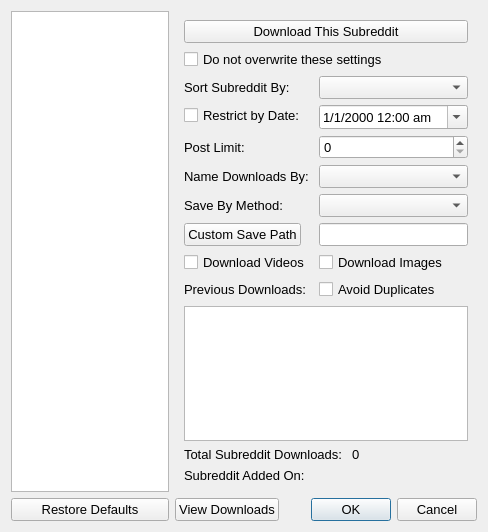
The window that DownloaderForReddit/SubredditSettingsDialog.ui (MalloyDelacroix/DownloaderForReddit) describes before a commit, drawn with Qt 5.
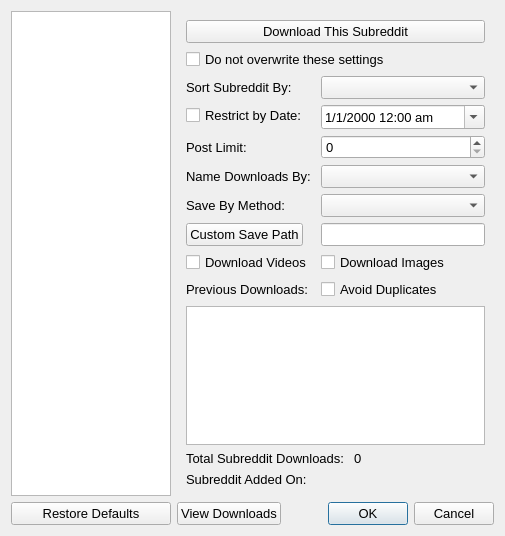
The same window after the commit. Icons and pictures are not drawn.

Diff of the .ui file:
```diff
--- a/DownloaderForReddit/SubredditSettingsDialog.ui
+++ b/DownloaderForReddit/SubredditSettingsDialog.ui
@@ -6,8 +6,8 @@
    <rect>
     <x>0</x>
     <y>0</y>
-    <width>488</width>
-    <height>532</height>
+    <width>505</width>
+    <height>536</height>
    </rect>
   </property>
   <property name="font">
@@ -93,7 +93,7 @@
             <string>&lt;html&gt;&lt;head/&gt;&lt;body&gt;&lt;p&gt;&lt;span style=&quot; font-size:10pt;&quot;&gt;The date and time (time is in 24 hour format) to restrict downloads to&lt;/span&gt;&lt;/p&gt;&lt;/body&gt;&lt;/html&gt;</string>
            </property>
            <property name="displayFormat">
-            <string>M/d/yyyy h:mm ap</string>
+            <string>M/d/yyyy hh:mm ap</string>
            </property>
            <property name="calendarPopup">
             <bool>true</bool>
```
